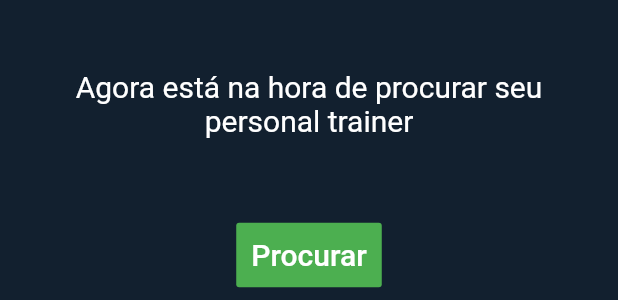
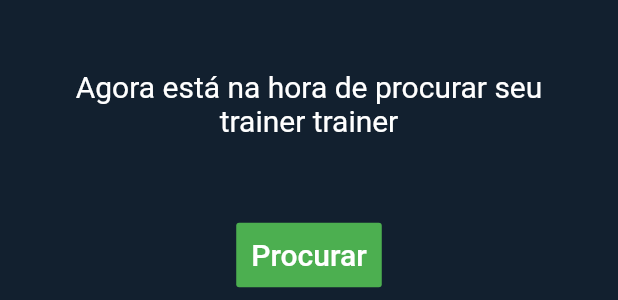
Before and after one commit to GEspinosa7/MyPersonalAPP, a Flutter app: the MyWidget widget shown alone on an empty page, opened directly, on a phone screen of 412 x 824 dp. Shown: the part 453-753 px from the top of the screen. Run offline on Flutter 3.47's test engine with Material 2 defaults, Android fonts, the phone set to English and light mode, and no system bars; our stand-ins replace dio.

```diff
--- a/lib/timeToSearch.dart
+++ b/lib/timeToSearch.dart
@@ -1,6 +1,6 @@
 import 'package:flutter/material.dart';
 
-import 'searchPersonal.dart';
+import 'searchTrainer.dart';
 
 final Color darkBlue = Color.fromARGB(255, 18, 32, 47);
 
@@ -30,7 +30,7 @@ class MyWidget extends StatelessWidget {
           height: 80,
           width: double.infinity,
           child: Text(
-            "Agora está na hora de procurar seu personal trainer",
+            "Agora está na hora de procurar seu trainer trainer",
             style: TextStyle(fontSize: 20.0),
             textAlign: TextAlign.center
           ),
@@ -44,7 +44,7 @@ class MyWidget extends StatelessWidget {
               style: TextStyle(fontSize: 20.0),
             ),
                         onPressed: () => Navigator.push(context, MaterialPageRoute(builder: (context) {
-                          return PersonalListPage();
+                          return ListTrainer();
                         }))
 ),
       ],
```
